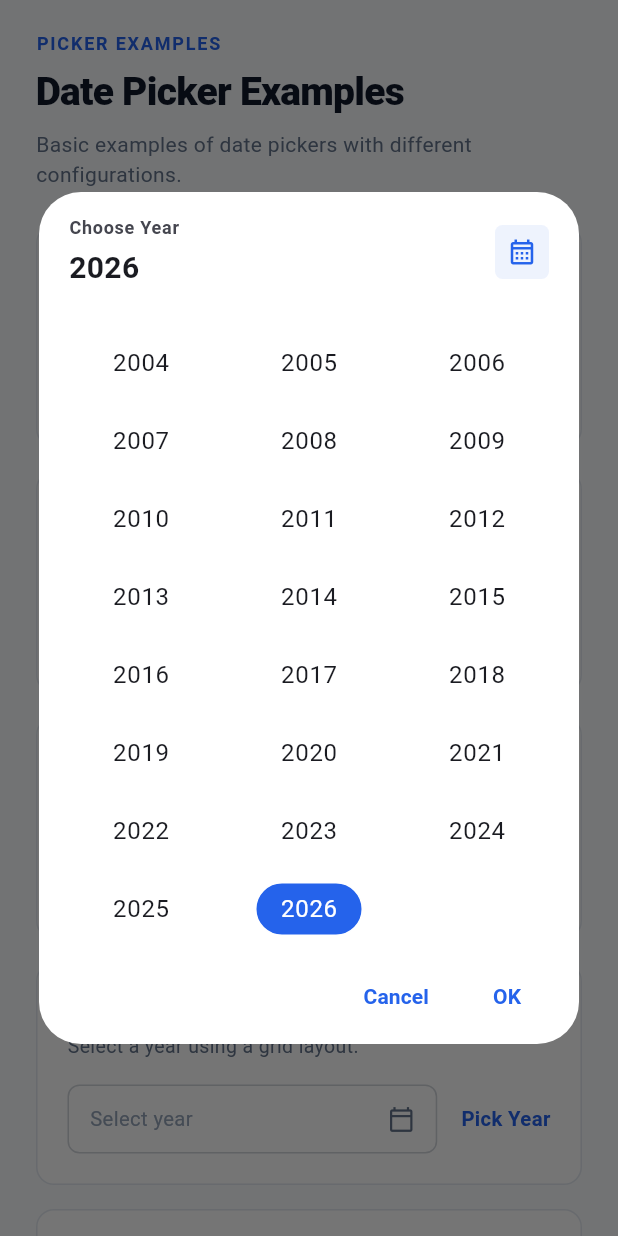
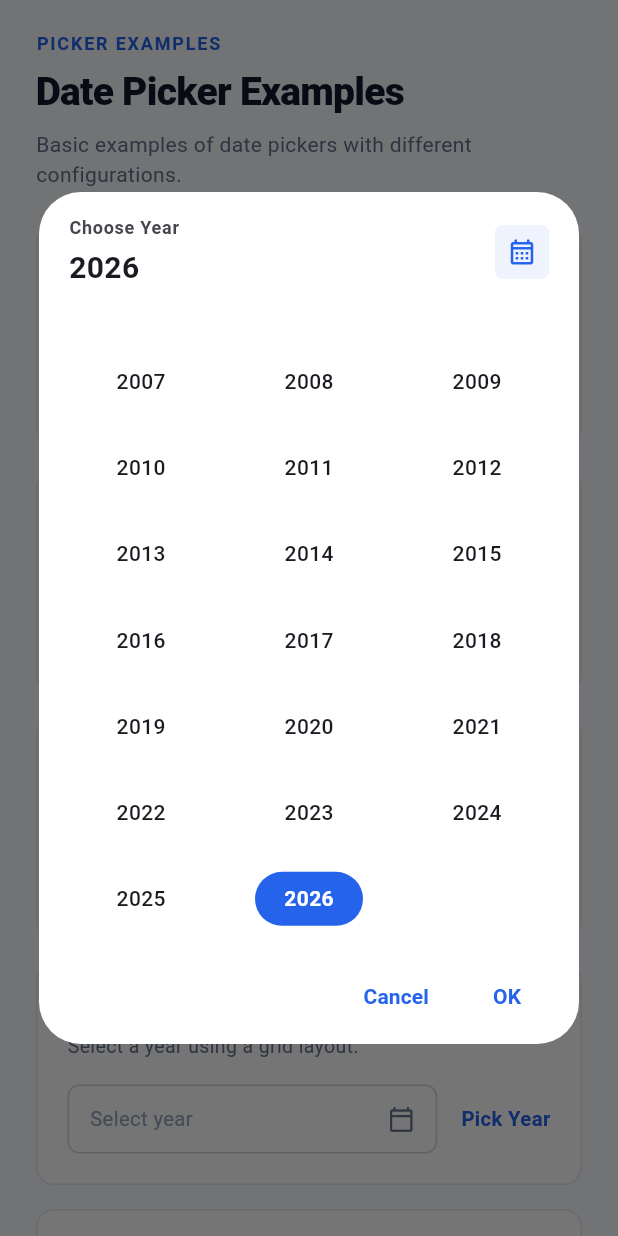
Before and after one commit to tegarnugroho/datepickr, a Flutter app: the screen it shows after launch, after a tap on "Select year", on a phone screen of 412 x 824 dp. Run offline on Flutter 3.47's test engine with Material 3 defaults, Android fonts, the phone set to English and light mode, and no system bars.

Commit message:
feat: Add CustomYearGridPicker and update year picker dialog to use it; include tests for scroll offset preservation

```diff
--- a/lib/flutter_date_picker.dart
+++ b/lib/flutter_date_picker.dart
@@ -7,4 +7,5 @@ export 'src/date_picker/custom_date_picker_type.dart';
 export 'src/date_picker/show_custom_date_picker.dart';
 export 'src/month_year_picker/custom_month_year_picker_dialog.dart';
 export 'src/utils/custom_month_year_picker_utils.dart';
+export 'src/year_picker/custom_year_grid_picker.dart';
 export 'src/year_picker/custom_year_picker_dialog.dart';
--- /dev/null
+++ b/lib/src/year_picker/custom_year_grid_picker.dart
@@ -0,0 +1,143 @@
+import 'dart:math' as math;
+
+import 'package:flutter/material.dart';
+
+/// A year grid picker widget that preserves scroll position when selecting years.
+///
+/// Unlike Flutter's default [YearPicker], this does not jump or reset the scroll
+/// offset when [selectedDate] changes via user interaction.
+class CustomYearGridPicker extends StatefulWidget {
+  const CustomYearGridPicker({
+    super.key,
+    required this.firstDate,
+    required this.lastDate,
+    required this.selectedDate,
+    required this.onChanged,
+    this.primaryColor,
+  });
+
+  /// Earliest selectable date.
+  final DateTime firstDate;
+
+  /// Latest selectable date.
+  final DateTime lastDate;
+
+  /// Currently selected date.
+  final DateTime selectedDate;
+
+  /// Callback when a year is selected.
+  final ValueChanged<DateTime> onChanged;
+
+  /// Primary theme color override.
+  final Color? primaryColor;
+
+  @override
+  State<CustomYearGridPicker> createState() => _CustomYearGridPickerState();
+}
+
+class _CustomYearGridPickerState extends State<CustomYearGridPicker> {
+  late ScrollController _scrollController;
+
+  static const double _rowHeight = 50.0;
+  static const int _columnCount = 3;
+
+  @override
+  void initState() {
+    super.initState();
+    final totalYears =
+        math.max(1, widget.lastDate.year - widget.firstDate.year + 1);
+    final selectedIndex = (widget.selectedDate.year - widget.firstDate.year)
+        .clamp(0, totalYears - 1);
+    final selectedRow = selectedIndex ~/ _columnCount;
+    final centeredRow = math.max(0, selectedRow - 2);
+
+    _scrollController = ScrollController(
+      initialScrollOffset: centeredRow * _rowHeight,
+    );
+  }
+
+  @override
+  void dispose() {
+    _scrollController.dispose();
+    super.dispose();
+  }
+
+  @override
+  Widget build(BuildContext context) {
+    final theme = Theme.of(context);
+    final primaryColor = widget.primaryColor ?? theme.colorScheme.primary;
+    final textColor = theme.colorScheme.onSurface;
+    final totalYears =
+        math.max(1, widget.lastDate.year - widget.firstDate.year + 1);
+    final currentYear = DateTime.now().year;
+
+    return GridView.builder(
+      controller: _scrollController,
+      padding: const EdgeInsets.symmetric(horizontal: 16.0, vertical: 8.0),
+      gridDelegate: const SliverGridDelegateWithFixedCrossAxisCount(
+        crossAxisCount: _columnCount,
+        mainAxisSpacing: 8.0,
+        crossAxisSpacing: 8.0,
+        childAspectRatio: 2.1,
+      ),
+      itemCount: totalYears,
+      itemBuilder: (context, index) {
+        final year = widget.firstDate.year + index;
+        final isSelected = year == widget.selectedDate.year;
+        final isCurrentYear = year == currentYear;
+
+        Color? backgroundColor;
+        Color itemTextColor;
+        Border? border;
+
+        if (isSelected) {
+          backgroundColor = primaryColor;
+          itemTextColor = Colors.white;
+        } else if (isCurrentYear) {
+          backgroundColor = Colors.transparent;
+          itemTextColor = primaryColor;
+          border = Border.all(color: primaryColor, width: 1.0);
+        } else {
+          backgroundColor = Colors.transparent;
+          itemTextColor = textColor;
+        }
+
+        return Center(
+          child: Material(
+            color: Colors.transparent,
+            child: InkWell(
+              borderRadius: BorderRadius.circular(18.0),
+              onTap: () {
+                widget.onChanged(
+                  DateTime(
+                    year,
+                    widget.selectedDate.month,
+                    widget.selectedDate.day,
+                  ),
+                );
+              },
+              child: Container(
+                height: 36.0,
+                width: 72.0,
+                decoration: BoxDecoration(
+                  color: backgroundColor,
+                  borderRadius: BorderRadius.circular(18.0),
+                  border: border,
+                ),
+                alignment: Alignment.center,
+                child: Text(
+                  '$year',
+                  style: TextStyle(
+                    fontSize: 14.0,
+                    fontWeight: isSelected ? FontWeight.w700 : FontWeight.w500,
+                    color: itemTextColor,
+                  ),
+                ),
+              ),
+            ),
+          ),
+        );
+      },
+    );
+  }
+}
--- a/lib/src/year_picker/custom_year_picker_dialog.dart
+++ b/lib/src/year_picker/custom_year_picker_dialog.dart
@@ -4,6 +4,7 @@ import 'package:flutter/cupertino.dart';
 import 'package:flutter/material.dart';
 
 import '../date_picker/custom_date_picker_style.dart';
+import 'custom_year_grid_picker.dart';
 
 /// Shows a dialog for picking a year.
 Future<DateTime?> showCustomYearPicker({
@@ -329,35 +330,16 @@ class _CustomYearPickerDialogState extends State<CustomYearPickerDialog> {
   }
 
   Widget _buildYearPicker() {
-    final primaryColor = _primary(context);
-    final surfaceColor = _surface(context);
-    final textColor = _onSurface(context);
-
-    return Theme(
-      data: ThemeData.light().copyWith(
-        dividerColor: Colors.transparent,
-        dividerTheme: const DividerThemeData(
-          color: Colors.transparent,
-          space: 0,
-          thickness: 0,
-        ),
-        colorScheme: ColorScheme.light(
-          primary: primaryColor,
-          onPrimary: Colors.white,
-          surface: surfaceColor,
-          onSurface: textColor,
-        ),
-      ),
-      child: YearPicker(
+    return CustomYearGridPicker(
       firstDate: _resolvedFirstDate,
       lastDate: _resolvedLastDate,
       selectedDate: _selectedDate,
+      primaryColor: _primary(context),
       onChanged: (DateTime dateTime) {
         setState(() {
           _selectedDate = dateTime;
         });
       },
-      ),
     );
   }
 
```
Also changed, not shown: 1 other file. Lines whose indentation alone changed are shown as unchanged.
